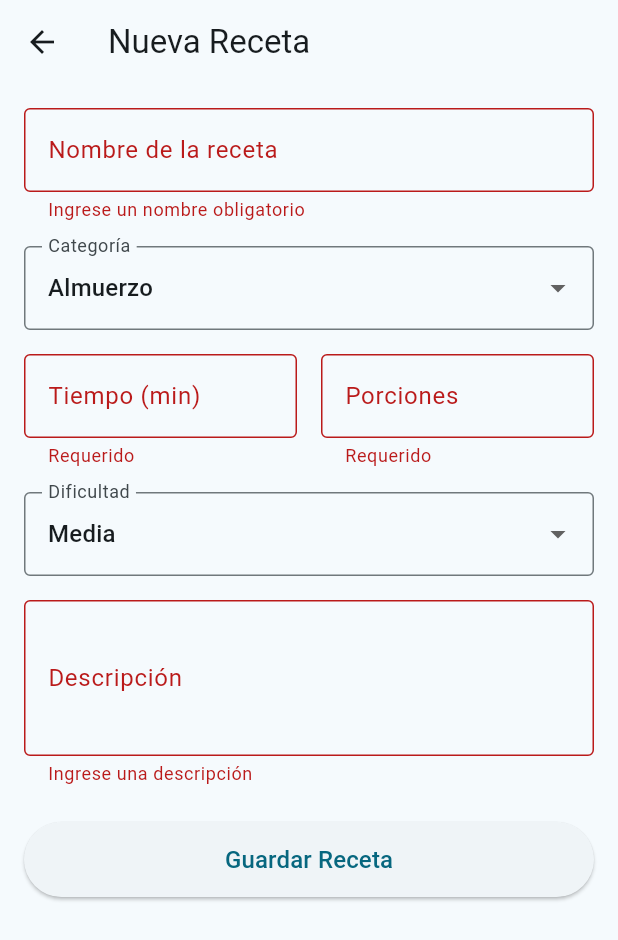
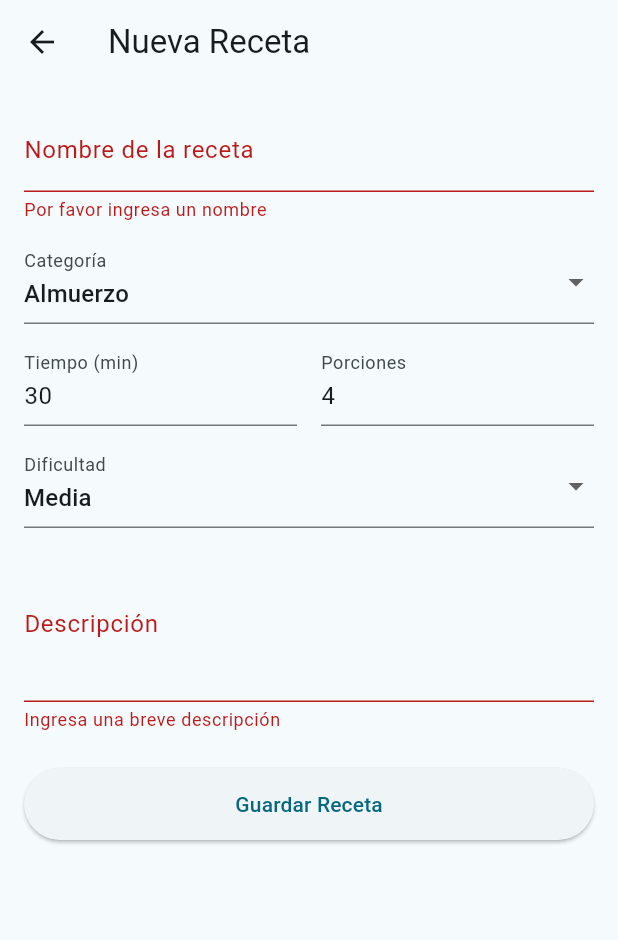
Before and after one commit to SSSG7Y/recetario_app, a Flutter app: the FormularioReceta screen opened directly, after a tap on "Guardar Receta", on a phone screen of 412 x 824 dp. Shown: the top 940 px of the screen. Run offline on Flutter 3.47's test engine with Material 3 defaults, Android fonts, the phone set to English and light mode, and no system bars.

Commit message:
Tarea 5: Implementar formulario de recetas y boton eliminar

```diff
--- a/lib/screens/formulario_receta.dart
+++ b/lib/screens/formulario_receta.dart
@@ -10,49 +10,24 @@ class FormularioReceta extends StatefulWidget {
 
 class _FormularioRecetaState extends State<FormularioReceta> {
   final _formKey = GlobalKey<FormState>();
-  final _nombreController = TextEditingController();
-  final _tiempoController = TextEditingController();
-  final _porcionesController = TextEditingController();
-  final _descripcionController = TextEditingController();
 
-  String _categoriaSeleccionada = 'Almuerzo';
-  String _dificultadSeleccionada = 'Media';
+  // Controladores para los campos del formulario
+  String _nombre = '';
+  String _categoria = 'Almuerzo';
+  int _tiempoMin = 30;
+  int _porciones = 4;
+  String _dificultad = 'Media';
+  String _descripcion = '';
 
-  final List<String> _categorias = ['Desayuno', 'Almuerzo', 'Cena', 'Postre', 'Bebida'];
+  final List<String> _categorias = ['Desayuno', 'Almuerzo', 'Cena', 'Postre'];
   final List<String> _dificultades = ['Facil', 'Media', 'Dificil'];
-
-  @override
-  void dispose() {
-    _nombreController.dispose();
-    _tiempoController.dispose();
-    _porcionesController.dispose();
-    _descripcionController.dispose();
-    super.dispose();
-  }
-
-  void _guardarReceta() {
-    if (_formKey.currentState!.validate()) {
-      final nuevaReceta = Receta(
-        id: DateTime.now().millisecondsSinceEpoch,
-        nombre: _nombreController.text.trim(),
-        categoria: _categoriaSeleccionada,
-        tiempoMin: int.parse(_tiempoController.text.trim()),
-        porciones: int.parse(_porcionesController.text.trim()),
-        dificultad: _dificultadSeleccionada,
-        destacada: false,
-        colorInicio: 0xFF3B82F6, // Color predeterminado para nuevas recetas
-        colorFin: 0xFF1D4ED8,
-        descripcion: _descripcionController.text.trim(),
-      );
-
-      Navigator.pop(context, nuevaReceta);
-    }
-  }
 
   @override
   Widget build(BuildContext context) {
     return Scaffold(
-      appBar: AppBar(title: const Text('Nueva Receta')),
+      appBar: AppBar(
+        title: const Text('Nueva Receta'),
+      ),
       body: Padding(
         padding: const EdgeInsets.all(16.0),
         child: Form(
@@ -60,68 +35,107 @@ class _FormularioRecetaState extends State<FormularioReceta> {
           child: ListView(
             children: [
               TextFormField(
-                controller: _nombreController,
-                decoration: const InputDecoration(labelText: 'Nombre de la receta', border: OutlineInputBorder()),
-                validator: (val) => val == null || val.trim().isEmpty ? 'Ingrese un nombre obligatorio' : null,
+                decoration: const InputDecoration(labelText: 'Nombre de la receta'),
+                validator: (value) {
+                  if (value == null || value.trim().isEmpty) {
+                    return 'Por favor ingresa un nombre';
+                  }
+                  return null;
+                },
+                onSaved: (value) => _nombre = value!,
               ),
-              const SizedBox(height: 16),
+              const SizedBox(height: 12),
               DropdownButtonFormField<String>(
-                value: _categoriaSeleccionada,
-                decoration: const InputDecoration(labelText: 'Categoría', border: OutlineInputBorder()),
-                items: _categorias.map((c) => DropdownMenuItem(value: c, child: Text(c))).toList(),
-                onChanged: (val) => setState(() => _categoriaSeleccionada = val!),
+                value: _categoria,
+                decoration: const InputDecoration(labelText: 'Categoría'),
+                items: _categorias.map((cat) {
+                  return DropdownMenuItem(value: cat, child: Text(cat));
+                }).toList(),
+                onChanged: (value) => setState(() => _categoria = value!),
               ),
-              const SizedBox(height: 16),
+              const SizedBox(height: 12),
               Row(
                 children: [
                   Expanded(
                     child: TextFormField(
-                      controller: _tiempoController,
+                      decoration: const InputDecoration(labelText: 'Tiempo (min)'),
                       keyboardType: TextInputType.number,
-                      decoration: const InputDecoration(labelText: 'Tiempo (min)', border: OutlineInputBorder()),
-                      validator: (val) {
-                        if (val == null || val.isEmpty) return 'Requerido';
-                        final n = int.tryParse(val);
-                        if (n == null || n <= 0) return 'Número > 0';
+                      initialValue: '30',
+                      validator: (value) {
+                        if (value == null || int.tryParse(value) == null) {
+                          return 'Ingresa un número válido';
+                        }
                         return null;
                       },
+                      onSaved: (value) => _tiempoMin = int.parse(value!),
                     ),
                   ),
                   const SizedBox(width: 16),
                   Expanded(
                     child: TextFormField(
-                      controller: _porcionesController,
+                      decoration: const InputDecoration(labelText: 'Porciones'),
                       keyboardType: TextInputType.number,
-                      decoration: const InputDecoration(labelText: 'Porciones', border: OutlineInputBorder()),
-                      validator: (val) {
-                        if (val == null || val.isEmpty) return 'Requerido';
-                        final n = int.tryParse(val);
-                        if (n == null || n <= 0) return 'Número > 0';
+                      initialValue: '4',
+                      validator: (value) {
+                        if (value == null || int.tryParse(value) == null) {
+                          return 'Ingresa un número válido';
+                        }
                         return null;
                       },
+                      onSaved: (value) => _porciones = int.parse(value!),
                     ),
                   ),
                 ],
               ),
-              const SizedBox(height: 16),
+              const SizedBox(height: 12),
               DropdownButtonFormField<String>(
-                value: _dificultadSeleccionada,
-                decoration: const InputDecoration(labelText: 'Dificultad', border: OutlineInputBorder()),
-                items: _dificultades.map((d) => DropdownMenuItem(value: d, child: Text(d))).toList(),
-                onChanged: (val) => setState(() => _dificultadSeleccionada = val!),
+                value: _dificultad,
+                decoration: const InputDecoration(labelText: 'Dificultad'),
+                items: _dificultades.map((dif) {
+                  return DropdownMenuItem(value: dif, child: Text(dif));
+                }).toList(),
+                onChanged: (value) => setState(() => _dificultad = value!),
               ),
-              const SizedBox(height: 16),
+              const SizedBox(height: 12),
               TextFormField(
-                controller: _descripcionController,
+                decoration: const InputDecoration(labelText: 'Descripción'),
                 maxLines: 3,
-                decoration: const InputDecoration(labelText: 'Descripción', border: OutlineInputBorder()),
-                validator: (val) => val == null || val.trim().isEmpty ? 'Ingrese una descripción' : null,
+                validator: (value) {
+                  if (value == null || value.trim().isEmpty) {
+                    return 'Ingresa una breve descripción';
+                  }
+                  return null;
+                },
+                onSaved: (value) => _descripcion = value!,
               ),
               const SizedBox(height: 24),
               ElevatedButton(
-                onPressed: _guardarReceta,
-                style: ElevatedButton.styleFrom(minimumSize: const Size.fromHeight(50)),
-                child: const Text('Guardar Receta', style: TextStyle(fontSize: 16)),
+                style: ElevatedButton.styleFrom(
+                  minimumSize: const Size.fromHeight(48),
+                ),
+                onPressed: () {
+                  if (_formKey.currentState!.validate()) {
+                    _formKey.currentState!.save();
+
+                    // Creamos la nueva receta con colores por defecto
+                    final nuevaReceta = Receta(
+                      id: DateTime.now().millisecondsSinceEpoch,
+                      nombre: _nombre,
+                      categoria: _categoria,
+                      tiempoMin: _tiempoMin,
+                      porciones: _porciones,
+                      dificultad: _dificultad,
+                      destacada: false,
+                      colorInicio: 0xFF0284C7,
+                      colorFin: 0xFF0369A1,
+                      descripcion: _descripcion,
+                    );
+
+                    // Retornamos la receta a la pantalla anterior
+                    Navigator.pop(context, nuevaReceta);
+                  }
+                },
+                child: const Text('Guardar Receta'),
               ),
             ],
           ),
```
Also changed, not shown: lib/screens/pantalla_recetas.dart (+55 -6 lines).
